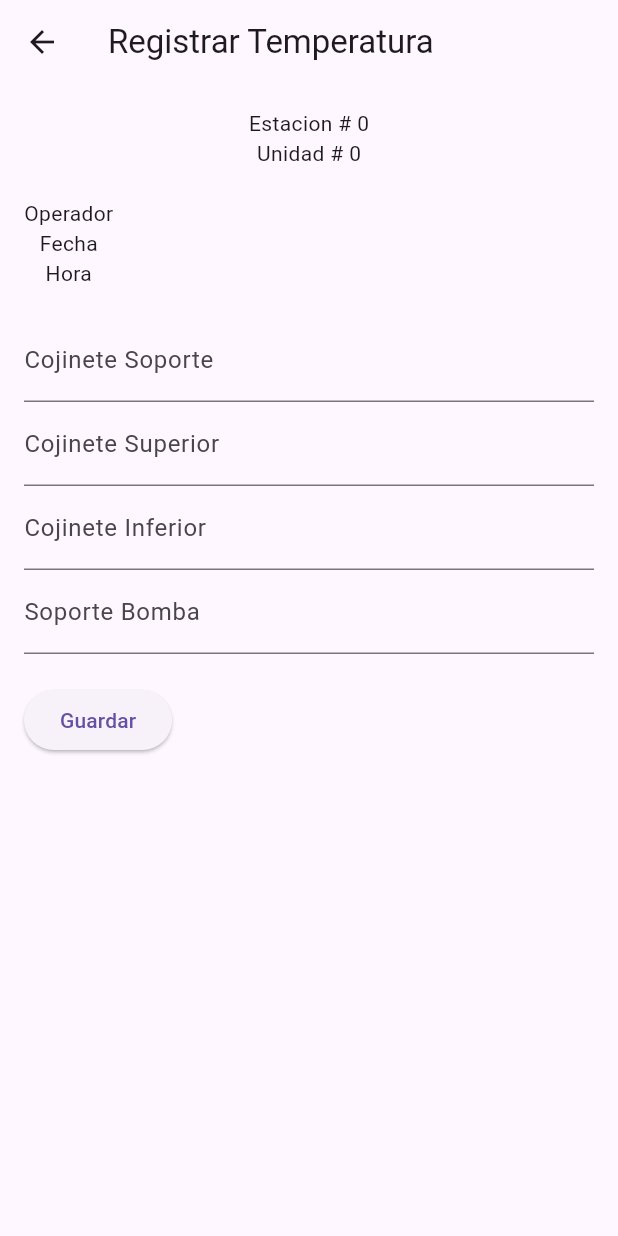
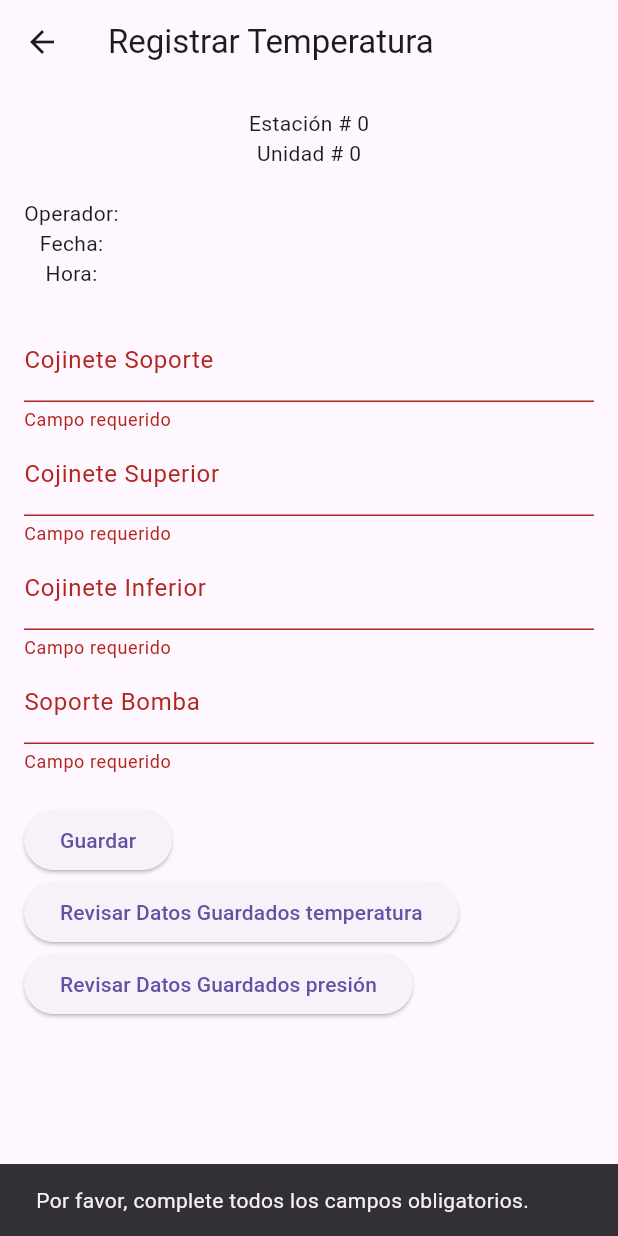
Before and after one commit to SergioCamiloCastillo/bombas_app_2, a Flutter app: the TemperatureScreen screen opened directly with empty values, after a tap on "Guardar", on a phone screen of 412 x 824 dp. Run offline on Flutter 3.47's test engine with Material 3 defaults, Android fonts, the phone set to English and light mode, and no system bars; our stand-ins replace flutter_riverpod, sqflite; accounts and stored records are empty.

Commit message:
feature: adelantando registro

```diff
--- a/lib/domain/entities/pressure.dart
+++ b/lib/domain/entities/pressure.dart
@@ -2,7 +2,7 @@ class Pressure {
   final int station;
   final int unit;
   final String date;
-  final DateTime time;
+  final String time;
   final String operator;
   final double lubricacionBomba;
   final double refrigeracionMotor;
@@ -26,7 +26,7 @@ class Pressure {
       'station': station,
       'unit': unit,
       'date': date,
-      'time': time.toIso8601String(),
+      'time': time,
       'operator': operator,
       'lubricacionBomba': lubricacionBomba,
       'refrigeracionMotor': refrigeracionMotor,
@@ -40,7 +40,7 @@ class Pressure {
       station: json['station'],
       unit: json['unit'],
       date: json['date'],
-      time: DateTime.parse(json['time']),
+      time: json['time'],
       operator: json['operator'],
       lubricacionBomba: json['lubricacionBomba'],
       refrigeracionMotor: json['refrigeracionMotor'],
--- a/lib/domain/entities/temperature.dart
+++ b/lib/domain/entities/temperature.dart
@@ -2,7 +2,7 @@ class Temperature {
   final int station;
   final int unit;
   final String date;
-  final DateTime time;
+  final String time;
   final String operator;
   final double cojineteSoporte;
   final double cojineteSuperior;
@@ -26,7 +26,7 @@ class Temperature {
       'station': station,
       'unit': unit,
       'date': date,
-      'time': time.toIso8601String(),
+      'time': time,
       'operator': operator,
       'cojineteSoporte': cojineteSoporte,
       'cojineteSuperior': cojineteSuperior,
@@ -40,7 +40,7 @@ class Temperature {
       station: json['station'],
       unit: json['unit'],
       date: json['date'],
-      time: DateTime.parse(json['time']),
+      time: json['time'],
       operator: json['operator'],
       cojineteSoporte: json['cojineteSoporte'],
       cojineteSuperior: json['cojineteSuperior'],
--- a/lib/presentation/providers/local_data_source_provider.dart
+++ b/lib/presentation/providers/local_data_source_provider.dart
@@ -3,6 +3,6 @@ import 'package:flutter_riverpod/flutter_riverpod.dart';
 import 'package:bombas2/infrastructure/datasources/local_data_source.dart';
 
 final localDataSourceProvider = Provider<LocalDataSource>((ref) {
-  final databaseHelper = DatabaseHelper(); // Instancia de DatabaseHelper
-  return LocalDataSourceImpl(databaseHelper); // Pasar el databaseHelper al constructor
+  final databaseHelper = DatabaseHelper(); // Asegúrate de que esta instancia está disponible
+  return LocalDataSourceImpl(databaseHelper);
 });
--- a/lib/presentation/screens/temperature_screen.dart
+++ b/lib/presentation/screens/temperature_screen.dart
@@ -1,45 +1,56 @@
 import 'package:flutter/material.dart';
 import 'package:bombas2/presentation/providers/temperature_provider.dart';
-
 import 'package:flutter_riverpod/flutter_riverpod.dart';
-import 'package:intl/intl.dart'; // Para el formateo de fecha y hora
 import 'package:bombas2/domain/entities/temperature.dart';
 
-class TemperatureScreen extends ConsumerWidget {
+class TemperatureScreen extends ConsumerStatefulWidget {
   final int station;
   final int unit;
   final String operator;
   final String date;
   final String time;
 
-  const TemperatureScreen(
-      {super.key,
+  const TemperatureScreen({
+    super.key,
     required this.station,
     required this.unit,
     required this.operator,
     required this.date,
-      required this.time});
+    required this.time,
+  });
 
   @override
-  Widget build(BuildContext context, WidgetRef ref) {
-    final temperatureRepository = ref.watch(temperatureRepositoryProvider);
+  _TemperatureScreenState createState() => _TemperatureScreenState();
+}
 
-    final operatorController = TextEditingController();
+class _TemperatureScreenState extends ConsumerState<TemperatureScreen> {
+  final _formKey = GlobalKey<FormState>();
+
   final cojineteSoporteController = TextEditingController();
   final cojineteSuperiorController = TextEditingController();
   final cojineteInferiorController = TextEditingController();
   final soporteBombaController = TextEditingController();
 
-    void saveTemperature() async {
-      final timeParse = DateFormat('yyyy-MM-dd').parse(time);
+  @override
+  void dispose() {
+    // Limpiar los controladores al eliminar el widget
+    cojineteSoporteController.dispose();
+    cojineteSuperiorController.dispose();
+    cojineteInferiorController.dispose();
+    soporteBombaController.dispose();
+    super.dispose();
+  }
 
-
+  // Método para guardar la temperatura
+  void saveTemperature() {
+    // Validar el formulario al presionar el botón
+    if (_formKey.currentState!.validate()) {
       final temperature = Temperature(
-        station: station,
-        unit: unit,
-        date: date,
-        time: timeParse,
-        operator: operatorController.text,
+        station: widget.station,
+        unit: widget.unit,
+        date: widget.date,
+        time: widget.time,
+        operator: widget.operator,
         cojineteSoporte: double.tryParse(cojineteSoporteController.text) ?? 0.0,
         cojineteSuperior:
             double.tryParse(cojineteSuperiorController.text) ?? 0.0,
@@ -48,67 +59,113 @@ class TemperatureScreen extends ConsumerWidget {
         soporteBomba: double.tryParse(soporteBombaController.text) ?? 0.0,
       );
 
-      await temperatureRepository.saveTemperature(temperature);
-      ScaffoldMessenger.of(context)
-          .showSnackBar(const SnackBar(content: Text('Temperatura guardada')));
+      // Guardar la temperatura
+      ref.read(temperatureRepositoryProvider).saveTemperature(temperature).then((_) {
+        ScaffoldMessenger.of(context).showSnackBar(const SnackBar(content: Text('Temperatura guardada')));
+        _formKey.currentState!.reset(); // Limpiar los campos después de guardar
+        Navigator.pushReplacementNamed(context, '/');
+      });
+    } else {
+      // Si el formulario no es válido, mostrar un mensaje de error
+      ScaffoldMessenger.of(context).showSnackBar(const SnackBar(content: Text('Por favor, complete todos los campos obligatorios.')));
+    }
   }
 
+  @override
+  Widget build(BuildContext context) {
     return Scaffold(
       appBar: AppBar(
-        title: const Column(
-          children: [Text('Registrar Temperatura')],
+        title: const Text('Registrar Temperatura'),
       ),
-      ),
-      body: Padding(
+      body: SingleChildScrollView(
+        child: Padding(
           padding: const EdgeInsets.all(16.0),
+          child: Form(
+            key: _formKey, // Asignamos la clave del formulario
             child: Column(
               crossAxisAlignment: CrossAxisAlignment.start,
               children: [
                 Center(
                   child: Column(
-                children: [Text('Estacion # $station'), Text('Unidad # $unit')],
+                    children: [
+                      Text('Estación # ${widget.station}'),
+                      Text('Unidad # ${widget.unit}'),
+                    ],
                   ),
                 ),
                 const SizedBox(height: 20),
                 Column(
                   children: [
-                Text('Operador $operator'),
-                Text('Fecha $date'),
-                Text('Hora $time')
+                    Text('Operador: ${widget.operator}'),
+                    Text('Fecha: ${widget.date}'),
+                    Text('Hora: ${widget.time}'),
                   ],
                 ),
                 const SizedBox(height: 20),
-
                 TextFormField(
                   controller: cojineteSoporteController,
                   decoration: const InputDecoration(labelText: 'Cojinete Soporte'),
-              keyboardType:
-                  const TextInputType.numberWithOptions(decimal: true),
+                  keyboardType: const TextInputType.numberWithOptions(decimal: true),
+                  validator: (value) {
+                    if (value == null || value.isEmpty) {
+                      return 'Campo requerido'; // Mensaje de error
+                    }
+                    return null; // Si el campo es válido, retornamos null
+                  },
                 ),
                 TextFormField(
                   controller: cojineteSuperiorController,
                   decoration: const InputDecoration(labelText: 'Cojinete Superior'),
-              keyboardType:
-                  const TextInputType.numberWithOptions(decimal: true),
+                  keyboardType: const TextInputType.numberWithOptions(decimal: true),
+                  validator: (value) {
+                    if (value == null || value.isEmpty) {
+                      return 'Campo requerido';
+                    }
+                    return null;
+                  },
                 ),
                 TextFormField(
                   controller: cojineteInferiorController,
                   decoration: const InputDecoration(labelText: 'Cojinete Inferior'),
-              keyboardType:
-                  const TextInputType.numberWithOptions(decimal: true),
+                  keyboardType: const TextInputType.numberWithOptions(decimal: true),
+                  validator: (value) {
+                    if (value == null || value.isEmpty) {
+                      return 'Campo requerido';
+                    }
+                    return null;
+                  },
                 ),
                 TextFormField(
                   controller: soporteBombaController,
                   decoration: const InputDecoration(labelText: 'Soporte Bomba'),
-              keyboardType:
-                  const TextInputType.numberWithOptions(decimal: true),
+                  keyboardType: const TextInputType.numberWithOptions(decimal: true),
+                  validator: (value) {
+                    if (value == null || value.isEmpty) {
+                      return 'Campo requerido';
+                    }
+                    return null;
+                  },
                 ),
                 const SizedBox(height: 20),
                 ElevatedButton(
                   onPressed: saveTemperature,
                   child: const Text('Guardar'),
                 ),
+                ElevatedButton(
+                  onPressed: () {
+                    Navigator.pushNamed(context, '/data_review', arguments: {'dataType': 'temperature'});
+                  },
+                  child: const Text('Revisar Datos Guardados temperatura'),
+                ),
+                ElevatedButton(
+                  onPressed: () {
+                    Navigator.pushNamed(context, '/data_review', arguments: {'dataType': 'pressure'});
+                  },
+                  child: const Text('Revisar Datos Guardados presión'),
+                ),
               ],
+            ),
+          ),
         ),
       ),
     );
```
Also changed, not shown: lib/main.dart (+31 -11 lines), lib/presentation/screens/date_review_screen.dart (added, +73 -0 lines), lib/presentation/screens/operator_screen.dart (+21 -4 lines), lib/presentation/screens/pressure_screen.dart (+127 -67 lines), lib/presentation/screens/select_data_screen.dart (+7 -0 lines). Lines whose indentation alone changed are shown as unchanged.
